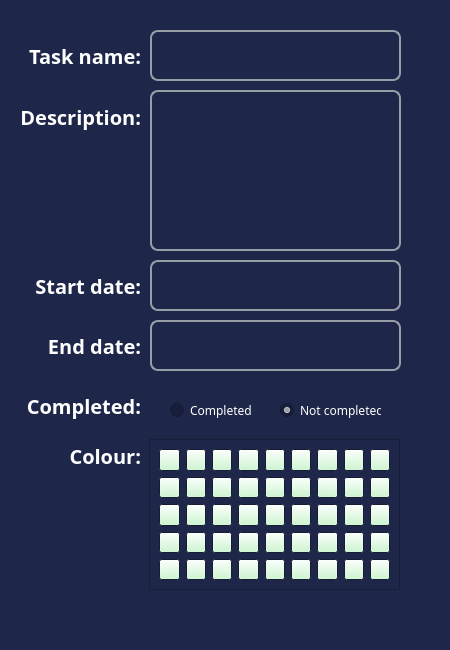
Qt form src/client/projects/view/ui/task_edit_window.ui (PenguinDevs/GanttStudent) before a commit.
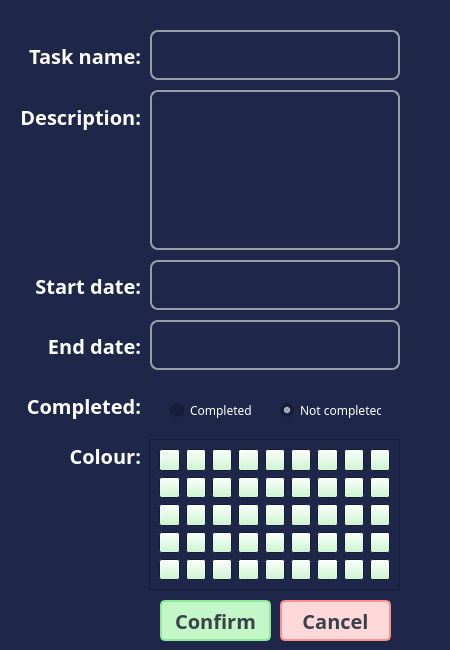
The same form after that commit.

Commit message: fields selectable

Diff of the .ui file:
```diff
--- a/src/client/projects/view/ui/task_edit_window.ui
+++ b/src/client/projects/view/ui/task_edit_window.ui
@@ -472,8 +472,8 @@
      <rect>
       <x>150</x>
       <y>30</y>
-      <width>251</width>
-      <height>51</height>
+      <width>250</width>
+      <height>50</height>
      </rect>
     </property>
     <property name="font">
@@ -550,43 +550,6 @@
      <set>Qt::AlignRight|Qt::AlignTrailing|Qt::AlignVCenter</set>
     </property>
    </widget>
-   <widget class="QLineEdit" name="start_field">
-    <property name="geometry">
-     <rect>
-      <x>150</x>
-      <y>260</y>
-      <width>251</width>
-      <height>51</height>
-     </rect>
-    </property>
-    <property name="font">
-     <font>
-      <family>Segoe UI</family>
-      <pointsize>16</pointsize>
-     </font>
-    </property>
-    <property name="styleSheet">
-     <string notr="true">QLineEdit {
-	border: 2px solid #979ea8;
-	border-radius: 8px;
-	background: #1e2749;
-	color: #ffffff;
-	qproperty-alignment: AlignLeft;
-}
-
-QLineEdit:hover {
-	background: #161d36;
-}
-
-QLineEdit:focus {
-	border: 4px solid #4b4f54;
-	background: #161d36;
-}</string>
-    </property>
-    <property name="text">
-     <string/>
-    </property>
-   </widget>
    <widget class="QLabel" name="description_label">
     <property name="geometry">
      <rect>
@@ -615,8 +578,8 @@
      <rect>
       <x>150</x>
       <y>90</y>
-      <width>251</width>
-      <height>161</height>
+      <width>250</width>
+      <height>160</height>
      </rect>
     </property>
     <property name="font">
@@ -666,43 +629,6 @@
      <set>Qt::AlignRight|Qt::AlignTrailing|Qt::AlignVCenter</set>
     </property>
    </widget>
-   <widget class="QLineEdit" name="end_field">
-    <property name="geometry">
-     <rect>
-      <x>150</x>
-      <y>320</y>
-      <width>251</width>
-      <height>51</height>
-     </rect>
-    </property>
-    <property name="font">
-     <font>
-      <family>Segoe UI</family>
-      <pointsize>16</pointsize>
-     </font>
-    </property>
-    <property name="styleSheet">
-     <string notr="true">QLineEdit {
-	border: 2px solid #979ea8;
-	border-radius: 8px;
-	background: #1e2749;
-	color: #ffffff;
-	qproperty-alignment: AlignLeft;
-}
-
-QLineEdit:hover {
-	background: #161d36;
-}
-
-QLineEdit:focus {
-	border: 4px solid #4b4f54;
-	background: #161d36;
-}</string>
-    </property>
-    <property name="text">
-     <string/>
-    </property>
-   </widget>
    <widget class="QLabel" name="completed_label">
     <property name="geometry">
      <rect>
@@ -1246,6 +1172,136 @@
      </item>
     </layout>
    </widget>
+   <widget class="QPushButton" name="create_button">
+    <property name="geometry">
+     <rect>
+      <x>160</x>
+      <y>600</y>
+      <width>111</width>
+      <height>41</height>
+     </rect>
+    </property>
+    <property name="font">
+     <font>
+      <family>Leelawadee</family>
+      <pointsize>15</pointsize>
+      <bold>true</bold>
+     </font>
+    </property>
+    <property name="styleSheet">
+     <string notr="true">QPushButton {
+	border: 2px solid #8ee895;
+	border-radius: 5px;
+	background: #c3f7c8;
+	color: #3a414a;
+}
+
+QPushButton:hover {
+	border: 2px solid #77e680;
+	background: #9ce6a3
+}</string>
+    </property>
+    <property name="text">
+     <string>Confirm</string>
+    </property>
+   </widget>
+   <widget class="QPushButton" name="cancel_button">
+    <property name="geometry">
+     <rect>
+      <x>280</x>
+      <y>600</y>
+      <width>111</width>
+      <height>41</height>
+     </rect>
+    </property>
+    <property name="font">
+     <font>
+      <family>Leelawadee</family>
+      <pointsize>15</pointsize>
+      <bold>true</bold>
+     </font>
+    </property>
+    <property name="styleSheet">
+     <string notr="true">QPushButton {
+	border: 2px solid #ff8f8f;
+	border-radius: 5px;
+	background: #ffd9d9;
+	color: #3a414a;
+}
+
+QPushButton:hover {
+	border: 2px solid #f06969;
+	background: #ffb3b3
+}</string>
+    </property>
+    <property name="text">
+     <string>Cancel</string>
+    </property>
+   </widget>
+   <widget class="QPushButton" name="start_field">
+    <property name="geometry">
+     <rect>
+      <x>150</x>
+      <y>260</y>
+      <width>250</width>
+      <height>50</height>
+     </rect>
+    </property>
+    <property name="font">
+     <font>
+      <family>Segoe UI</family>
+      <pointsize>16</pointsize>
+      <bold>true</bold>
+     </font>
+    </property>
+    <property name="styleSheet">
+     <string notr="true">QPushButton {
+	border: 2px solid #979ea8;
+	border-radius: 8px;
+	background: #1e2749;
+	color: #ffffff;
+}
+
+QPushButton:hover {
+	background: #161d36;
+}</string>
+    </property>
+    <property name="text">
+     <string/>
+    </property>
+   </widget>
+   <widget class="QPushButton" name="end_field">
+    <property name="geometry">
+     <rect>
+      <x>150</x>
+      <y>320</y>
+      <width>250</width>
+      <height>50</height>
+     </rect>
+    </property>
+    <property name="font">
+     <font>
+      <family>Segoe UI</family>
+      <pointsize>16</pointsize>
+      <bold>true</bold>
+     </font>
+    </property>
+    <property name="styleSheet">
+     <string notr="true">QPushButton {
+	border: 2px solid #979ea8;
+	border-radius: 8px;
+	background: #1e2749;
+	color: #ffffff;
+}
+
+QPushButton:hover {
+	background: #161d36;
+}</string>
+    </property>
+    <property name="text">
+     <string/>
+    </property>
+   </widget>
   </widget>
  </widget>
  <resources/>
```
Left out of the diff: 6 changed lines with no effect on the pictures. The commit also changes 8 other files.
